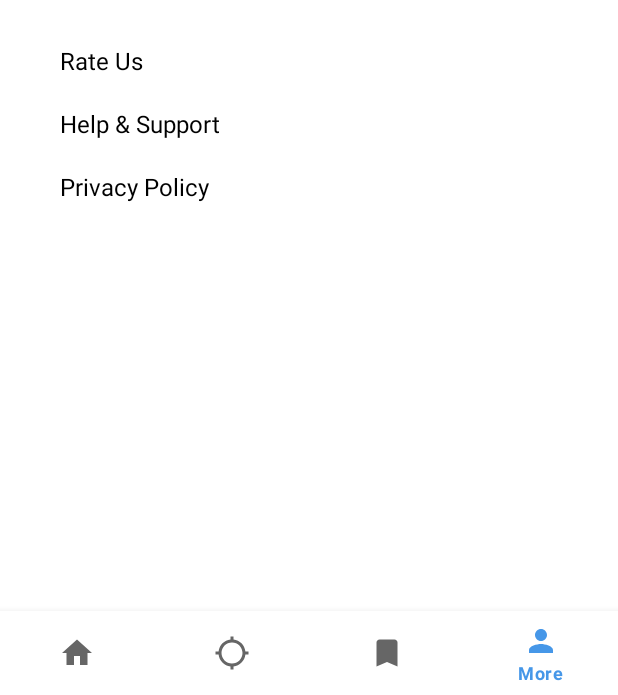
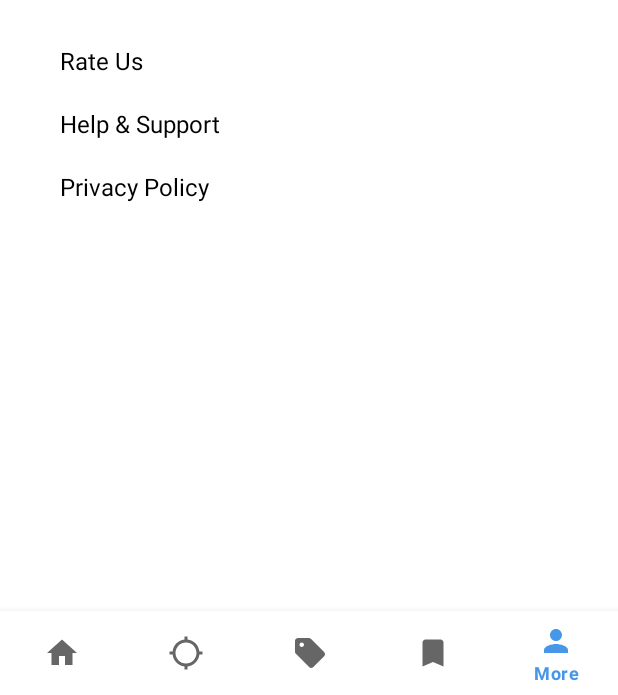
Before and after one commit to Palash2911/Rempo, an Android app: the Morefragment screen opened through its navigation route, on a phone screen of 412 x 824 dp, the part 541-1236 px from its top. Run offline under Robolectric (Android 15) with nearby library versions, the phone set to English and light mode, and no system bars; our stand-ins replace Firebase (no records; nobody signed in at launch, a user with empty details on screens opened directly), navigation-ui; pictures from the network do not load; Roboto replaces fonts that are not available here; 5 statements that could not run were skipped.

Commit message:
Added 5th tab of sell

```diff
--- a/app/src/main/java/com/godspeed/propmart/Bottomtab.kt
+++ b/app/src/main/java/com/godspeed/propmart/Bottomtab.kt
@@ -26,7 +26,7 @@ class Bottomtab : AppCompatActivity() {
         // menu should be considered as top level destinations.
         val appBarConfiguration = AppBarConfiguration(
             setOf(
-                R.id.navigation_Location, R.id.navigation_Hompage, R.id.navigation_Bookmarks
+                R.id.navigation_Location, R.id.navigation_Hompage, R.id.navigation_Bookmarks, R.id.navigation_more, R.id.navigation_Sell
             )
         )
 //        setupActionBarWithNavController(navController, appBarConfiguration)
--- a/app/src/main/java/com/godspeed/propmart/Otpactivity.kt
+++ b/app/src/main/java/com/godspeed/propmart/Otpactivity.kt
@@ -66,6 +66,7 @@ class Otpactivity : AppCompatActivity() {
             auth.signOut()
             val intent = Intent(this, MainActivity::class.java)
             startActivity(intent)
+            finish()
         }
 
         resendotp.setOnClickListener{
--- a/app/src/main/java/com/godspeed/propmart/ui/more/Morefragment.kt
+++ b/app/src/main/java/com/godspeed/propmart/ui/more/Morefragment.kt
@@ -60,6 +60,7 @@ class Morefragment : Fragment() {
             auth.signOut()
             val intent = Intent(activity, MainActivity::class.java)
             startActivity(intent)
+            activity?.finish()
         }
 
 //        _binding!!.profileimg.setImageURI(profileuri)
--- /dev/null
+++ b/app/src/main/res/drawable/ic_baseline_sell_24.xml
@@ -0,0 +1,5 @@
+<vector android:height="24dp" android:tint="#000000"
+    android:viewportHeight="24" android:viewportWidth="24"
+    android:width="24dp" xmlns:android="http://schemas.android.com/apk/res/android">
+    <path android:fillColor="@android:color/white" android:pathData="M21.41,11.41l-8.83,-8.83C12.21,2.21 11.7,2 11.17,2H4C2.9,2 2,2.9 2,4v7.17c0,0.53 0.21,1.04 0.59,1.41l8.83,8.83c0.78,0.78 2.05,0.78 2.83,0l7.17,-7.17C22.2,13.46 22.2,12.2 21.41,11.41zM6.5,8C5.67,8 5,7.33 5,6.5S5.67,5 6.5,5S8,5.67 8,6.5S7.33,8 6.5,8z"/>
+</vector>
--- a/app/src/main/res/menu/bottom_nav_menu.xml
+++ b/app/src/main/res/menu/bottom_nav_menu.xml
@@ -13,6 +13,11 @@
         android:title="@string/title_Location" />
 
     <item
+        android:id="@+id/navigation_Sell"
+        android:icon="@drawable/ic_baseline_sell_24"
+        android:title="@string/resell" />
+
+    <item
         android:id="@+id/navigation_Bookmarks"
         android:icon="@drawable/ic_baseline_bookmark_24"
         android:title="@string/title_Bookmarks" />
--- a/app/src/main/res/navigation/mobile_navigation.xml
+++ b/app/src/main/res/navigation/mobile_navigation.xml
@@ -28,4 +28,10 @@
         android:name="com.godspeed.propmart.ui.more.Morefragment"
         android:label="Morefragment"
         tools:layout="@layout/fragment_morefragment"/>
+
+    <fragment
+        android:id="@+id/navigation_Sell"
+        android:name="com.godspeed.propmart.sell.SellFragment"
+        android:label="SellFragment"
+        tools:layout="@layout/fragment_sell" />
 </navigation>
--- a/app/src/main/res/values/colors.xml
+++ b/app/src/main/res/values/colors.xml
@@ -8,5 +8,4 @@
     <color name="black">#FF000000</color>
     <color name="white">#FFFFFFFF</color>
     <color name="reccolor">#E5E5E5</color>
-
 </resources>
--- a/app/src/main/res/values/strings.xml
+++ b/app/src/main/res/values/strings.xml
@@ -7,4 +7,5 @@
     <!-- TODO: Remove or change this placeholder text -->
     <string name="hello_blank_fragment">Hello blank fragment</string>
     <string name="more">More</string>
+    <string name="resell">Sell</string>
 </resources>
--- a/build.gradle
+++ b/build.gradle
@@ -3,7 +3,7 @@ buildscript {
     dependencies {
         classpath 'com.android.tools.build:gradle:7.2.1'
         classpath 'com.google.gms:google-services:4.3.10'
-        classpath 'org.jetbrains.kotlin:kotlin-gradle-plugin:1.6.21'
+        classpath 'org.jetbrains.kotlin:kotlin-gradle-plugin:1.7.10'
     }
     repositories {
         google()
```
Also changed, not shown: app/src/main/java/com/godspeed/propmart/sell/SellFragment.kt (added, +60 -0 lines), app/src/main/java/com/godspeed/propmart/sell/SellViewModel.kt (added, +11 -0 lines), app/src/main/res/layout/fragment_sell.xml (added, +14 -0 lines).
